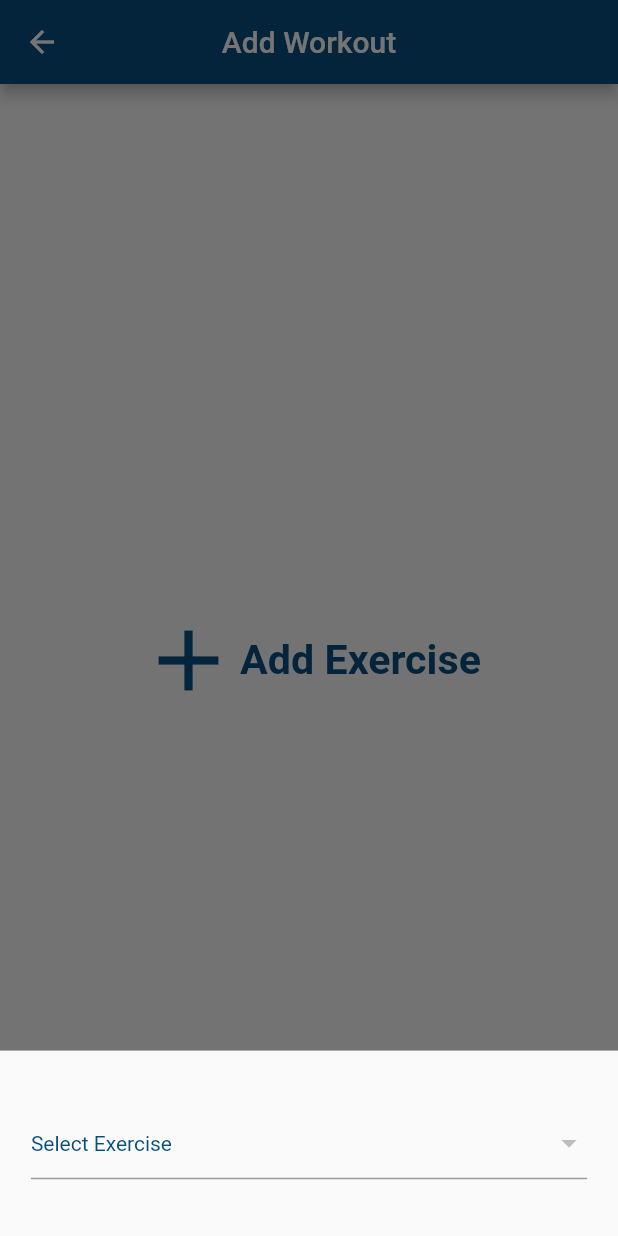
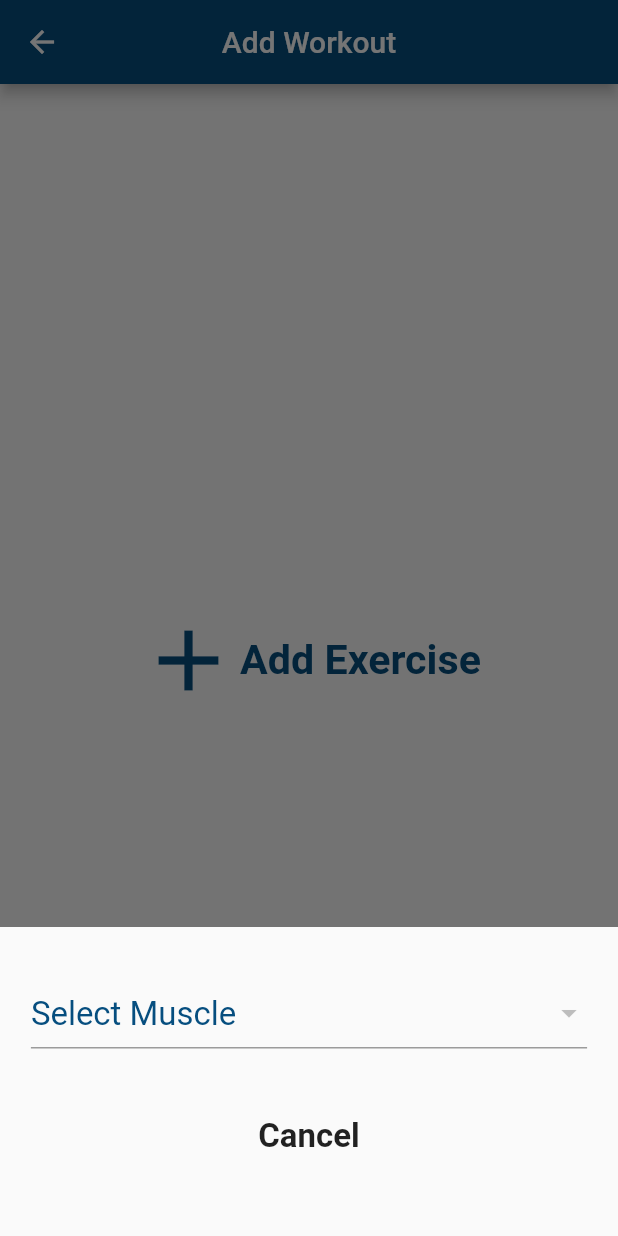
Before and after one commit to ahmedelshehe/Workouts_log, a Flutter app: the AddWorkoutScreen screen opened directly, after a tap on "Add Exercise", on a phone screen of 412 x 824 dp. Run offline on Flutter 3.47's test engine with Material 2 defaults, Android fonts, the phone set to English and light mode, and no system bars; our stand-ins replace bloc, cached_network_image, flutter_bloc, flutter_svg, fluttertoast, hive and 2 more; accounts and stored records are empty; project files that could hold a hidden picture were left out.

Commit message:
Some Tweaks To BottomSheet Modal for UX

```diff
--- /dev/null
+++ b/lib/business_logic/modal_sheet/modal_cubit.dart
@@ -0,0 +1,20 @@
+import 'package:bloc/bloc.dart';
+import 'package:flutter_bloc/flutter_bloc.dart';
+import 'package:meta/meta.dart';
+import 'package:workout_log/business_logic/app_cubit.dart';
+import 'package:workout_log/data/exercise.dart';
+
+part 'modal_state.dart';
+
+class ModalCubit extends Cubit<ModalState> {
+  ModalCubit() : super(ModalInitial());
+  bool muscleSelected =false;
+  List<Exercise> muscleExercises =[];
+  static ModalCubit get(context) => BlocProvider.of<ModalCubit>(context);
+  void selectMuscle(Muscles muscle,List<Exercise> exercises){
+    muscleExercises =[];
+    muscleExercises.addAll(exercises);
+    muscleSelected =true;
+    emit(MuscleSelectedState());
+  }
+}
--- /dev/null
+++ b/lib/business_logic/modal_sheet/modal_state.dart
@@ -0,0 +1,7 @@
+part of 'modal_cubit.dart';
+
+@immutable
+abstract class ModalState {}
+
+class ModalInitial extends ModalState {}
+class MuscleSelectedState extends ModalState {}
--- a/lib/main.dart
+++ b/lib/main.dart
@@ -6,6 +6,7 @@ import 'package:workout_log/data/hive/exercise_set.dart';
 import 'package:workout_log/data/hive/workout_exercise.dart';
 import 'package:workout_log/presentation/router/app_router.dart';
 import 'business_logic/app_cubit.dart';
+import 'business_logic/modal_sheet/modal_cubit.dart';
 import 'business_logic/workout/workout_cubit.dart';
 import 'constants/bloc_observer.dart';
 import 'package:flutter/services.dart';
@@ -46,6 +47,7 @@ class MyApp extends StatelessWidget {
         BlocProvider(
           create: (context) => WorkoutCubit(),
         ),
+        BlocProvider(create: (context) => ModalCubit(),)
       ],
       child: Sizer(builder: (context, orientation, deviceType) {
         return MaterialApp(
--- a/lib/presentation/screens/workouts/add_workout.dart
+++ b/lib/presentation/screens/workouts/add_workout.dart
@@ -7,9 +7,12 @@ import 'package:workout_log/business_logic/app_cubit.dart';
 import 'package:workout_log/data/hive/workout.dart';
 import 'package:workout_log/presentation/styles/colors.dart';
 import 'package:workout_log/presentation/widgets/default_material_button.dart';
+import '../../../business_logic/modal_sheet/modal_cubit.dart';
 import '../../../business_logic/workout/workout_cubit.dart';
+import '../../../constants/screens.dart';
 import '../../../data/exercise.dart';
 import '../../../data/hive/workout_exercise.dart';
+import '../../views/add_exercise_modal_sheet.dart';
 import '../../views/exercise_tile.dart';
 import '../../widgets/default_text.dart';
 
@@ -23,7 +26,7 @@ class AddWorkoutScreen extends StatefulWidget {
 class _AddWorkoutScreenState extends State<AddWorkoutScreen> {
   late AppCubit cubit;
   late WorkoutCubit workoutCubit;
-  late List<Exercise> exercises;
+  late List<Muscles> muscles;
   late List<WorkoutExercise> workoutExercises;
   late int id;
   late int listLength;
@@ -31,24 +34,19 @@ class _AddWorkoutScreenState extends State<AddWorkoutScreen> {
   @override
   void initState() {
     cubit = AppCubit.get(context);
-    exercises = cubit.exercises;
+    muscles = cubit.muscles;
     id = DateTime.now().millisecondsSinceEpoch;
     workoutCubit = WorkoutCubit.get(context);
     workoutExercises = workoutCubit.workoutExercises;
-    exercises.sort(
-      (a, b) {
-        return a.name.toLowerCase().compareTo(b.name.toLowerCase());
-      },
-    );
-    listLength =workoutCubit.workoutExercises.length;
-    isSaving =false;
+    listLength = workoutCubit.workoutExercises.length;
+    isSaving = false;
     super.initState();
   }
+
   @override
   void dispose() {
-    if(listLength != workoutCubit.workoutExercises.length && !isSaving){
-      String workoutName =
-      DateFormat.yMMMEd().format(DateTime.now());
+    if (listLength != workoutCubit.workoutExercises.length && !isSaving) {
+      String workoutName = DateFormat.yMMMEd().format(DateTime.now());
       Workout workout = Workout(
           id: id,
           timeStamp: id.toString(),
@@ -63,16 +61,13 @@ class _AddWorkoutScreenState extends State<AddWorkoutScreen> {
           timeInSecForIosWeb: 1,
           backgroundColor: Colors.red,
           textColor: Colors.white,
-          fontSize: 16.0
-      );
+          fontSize: 16.0);
       super.dispose();
-    }else{
+    } else {
       workoutCubit.clear();
       super.dispose();
     }
-
   }
-
 
   @override
   Widget build(BuildContext context) {
@@ -111,7 +106,11 @@ class _AddWorkoutScreenState extends State<AddWorkoutScreen> {
                   child: Row(
                     mainAxisSize: MainAxisSize.min,
                     children: [
-                      Icon(Icons.add,color: darkSkyBlue,size: 50.sp,),
+                      Icon(
+                        Icons.add,
+                        color: darkSkyBlue,
+                        size: 50.sp,
+                      ),
                       DefaultText(
                         text: 'Add Exercise',
                         fontSize: 20.sp,
@@ -151,7 +150,7 @@ class _AddWorkoutScreenState extends State<AddWorkoutScreen> {
                               exercises: workoutCubit.workoutExercises);
                           workoutCubit.addWorkout(workout);
                           workoutCubit.clear();
-                          isSaving=true;
+                          isSaving = true;
                           Navigator.pop(context);
                         },
                         child: const DefaultText(
@@ -178,54 +177,29 @@ class _AddWorkoutScreenState extends State<AddWorkoutScreen> {
   }
 
   Future<dynamic> buildShowModalBottomSheet(BuildContext context) {
+    ModalCubit modalCubit = ModalCubit.get(context);
+
+    List<DropdownMenuItem<Object>> getMuscles() {
+      List<DropdownMenuItem<Object>> widgets = [];
+      for (Muscles muscle in muscles) {
+        widgets.add(DropdownMenuItem(
+            onTap: () {
+              modalCubit.selectMuscle(muscle, cubit.musclesExercise[muscle]!);
+            },
+            value: muscle.id,
+            child: DefaultText(
+              text: muscle.nameEn,
+              fontSize: 16.sp,
+            )));
+      }
+      return widgets;
+    }
+
     return showModalBottomSheet(
       context: context,
       builder: (BuildContext context) {
-        List<DropdownMenuItem<Object>> getExercises(List<Exercise> exercises) {
-          late WorkoutExercise workoutExercise;
-          List<DropdownMenuItem<Object>> widgets = [];
-          for (Exercise exercise in exercises) {
-            widgets.add(DropdownMenuItem(
-              onTap: () {
-                workoutExercise = WorkoutExercise(
-                    id: id,
-                    exerciseName: exercise.name,
-                    exerciseId: exercise.id as int,
-                    timeStamp: DateTime.now().millisecondsSinceEpoch.toString(),
-                    sets: []);
-                workoutCubit.addExercise(workoutExercise: workoutExercise);
-                Navigator.pop(context);
-                setState(() {});
-              },
-              value: exercise.id,
-              child: Text(exercise.name),
-            ));
-          }
-          return widgets;
-        }
-
-        return SizedBox(
-          height: 15.h,
-          child: Column(
-            mainAxisAlignment: MainAxisAlignment.center,
-            mainAxisSize: MainAxisSize.min,
-            children: <Widget>[
-              Container(
-                padding: EdgeInsets.symmetric(horizontal: 5.w),
-                child: DropdownButtonFormField(
-                  menuMaxHeight: 40.h,
-                  dropdownColor: Colors.white,
-                  hint: const DefaultText(
-                    text: 'Select Exercise',
-                    color: darkSkyBlue,
-                  ),
-                  style: const TextStyle(color: Colors.black),
-                  items: getExercises(exercises),
-                  onChanged: (Object? value) {},
-                ),
-              ),
-            ],
-          ),
+        return AddExerciseModalSheet(
+          muscles: getMuscles(),
         );
       },
     );
--- /dev/null
+++ b/lib/presentation/views/add_exercise_modal_sheet.dart
@@ -0,0 +1,152 @@
+
+import 'package:flutter/material.dart';
+import 'package:flutter_bloc/flutter_bloc.dart';
+import 'package:sizer/sizer.dart';
+
+import '../../business_logic/modal_sheet/modal_cubit.dart';
+import '../../business_logic/workout/workout_cubit.dart';
+import '../../constants/screens.dart';
+import '../../data/exercise.dart';
+import '../../data/hive/workout_exercise.dart';
+import '../styles/colors.dart';
+import '../widgets/default_text.dart';
+
+class AddExerciseModalSheet extends StatefulWidget {
+  AddExerciseModalSheet({
+    Key? key,
+    required this.muscles,
+  }) : super(key: key);
+  final List<DropdownMenuItem<Object>> muscles;
+  @override
+  State<AddExerciseModalSheet> createState() => _AddExerciseModalSheet();
+}
+
+class _AddExerciseModalSheet extends State<AddExerciseModalSheet> {
+  late WorkoutCubit workoutCubit;
+  late ModalCubit modalCubit;
+  @override
+  void initState() {
+    modalCubit=ModalCubit.get(context);
+    workoutCubit =WorkoutCubit.get(context);
+    super.initState();
+  }
+
+  @override
+  void dispose() {
+    modalCubit.muscleSelected=false;
+    super.dispose();
+  }
+
+  List<DropdownMenuItem<Object>> getExercises(List<Exercise> exercises) {
+    late WorkoutExercise workoutExercise;
+    List<DropdownMenuItem<Object>> widgets = [];
+    for (Exercise exercise in exercises) {
+      widgets.add(DropdownMenuItem(
+        onTap: () {
+          workoutExercise = WorkoutExercise(
+              id: DateTime.now().millisecondsSinceEpoch,
+              exerciseName: exercise.name,
+              exerciseId: exercise.id as int,
+              timeStamp: DateTime.now().millisecondsSinceEpoch.toString(),
+              sets: []);
+          workoutCubit.addExercise(workoutExercise: workoutExercise);
+          modalCubit.muscleSelected = false;
+          Navigator.pop(context);
+          setState(() {});
+        },
+        value: exercise.id,
+        child: Row(
+          mainAxisAlignment: MainAxisAlignment.spaceBetween,
+          children: [
+            Container(
+              width: 70.w,
+              child: DefaultText(
+                text: exercise.name,
+                fontSize: 14.sp,
+                overflow: TextOverflow.ellipsis,
+              ),
+            ),
+            IconButton(
+              onPressed: () => {
+                Navigator.of(context)
+                    .pushNamed(exerciseDetailsScreen, arguments: exercise)
+              },
+              icon: Icon(
+                (Icons.info_outline),
+              ),
+            )
+          ],
+        ),
+      ));
+    }
+    return widgets;
+  }
+  @override
+  Widget build(BuildContext context) {
+    return BlocBuilder<ModalCubit, ModalState>(
+      builder: (context, state) {
+        return SizedBox(
+          height: 25.h,
+          child: Column(
+            mainAxisAlignment: MainAxisAlignment.center,
+            mainAxisSize: MainAxisSize.min,
+            children: <Widget>[
+              Container(
+                padding: EdgeInsets.symmetric(horizontal: 5.w),
+                child: DropdownButtonFormField(
+                  menuMaxHeight: 50.h,
+                  dropdownColor: Colors.white,
+                  hint:  DefaultText(
+                    text: 'Select Muscle',
+                    color: darkSkyBlue,
+                    fontSize: 16.sp,
+                  ),
+                  style: const TextStyle(color: Colors.black),
+                  items: widget.muscles,
+                  onChanged: (Object? value) {},
+                ),
+              ),
+              SizedBox(
+                height: 3.h,
+              ),
+              Visibility(
+                visible: modalCubit.muscleSelected,
+                child: Container(
+                  padding: EdgeInsets.symmetric(horizontal: 5.w),
+                  child: DropdownButtonFormField(
+                    menuMaxHeight: 50.h,
+                    dropdownColor: Colors.white,
+                    hint:  DefaultText(
+                      text: 'Select Exercise',
+                      color: darkSkyBlue,
+                      fontSize: 16.sp,
+                    ),
+                    style: const TextStyle(color: Colors.black),
+                    items: getExercises(modalCubit.muscleExercises),
+                    onChanged: (Object? value) {},
+                  ),
+                ),
+              ),
+              Align(
+                alignment: Alignment.bottomCenter,
+                child: InkWell(
+                    onTap: () {
+                      modalCubit.muscleSelected = false;
+                      Navigator.of(context).pop();
+                    },
+                    child: Padding(
+                      padding: EdgeInsets.all(15.sp),
+                      child: DefaultText(
+                        text: 'Cancel',
+                        fontSize: 16.sp,
+                        fontWeight: FontWeight.bold,
+                      ),
+                    )),
+              )
+            ],
+          ),
+        );
+      },
+    );
+  }
+}
--- a/lib/presentation/views/workout_tile.dart
+++ b/lib/presentation/views/workout_tile.dart
@@ -44,9 +44,10 @@ class WorkoutTile extends StatelessWidget {
                   text: 'Remove Workout',
                   fontSize: 16.sp,
                   color: darkSkyBlue,
-                  fontWeight: FontWeight.w300,
+                  fontWeight: FontWeight.w600,
                   textAlign: TextAlign.center,
                 ),
+                actionsAlignment: MainAxisAlignment.center,
                 actions: [
                   DefaultTextButton(
                       onPressed: (){
@@ -111,9 +112,10 @@ class WorkoutTile extends StatelessWidget {
                               text: 'Remove Workout',
                               fontSize: 16.sp,
                               color: darkSkyBlue,
-                              fontWeight: FontWeight.w300,
+                              fontWeight: FontWeight.w600,
                               textAlign: TextAlign.center,
                             ),
+                            actionsAlignment: MainAxisAlignment.center,
                             actions: [
                               DefaultTextButton(
                                   onPressed: (){
```
Also changed, not shown: lib/presentation/screens/workouts/workout_details.dart (+36 -50 lines), lib/presentation/views/exercise_tile.dart (+8 -10 lines), lib/presentation/views/set_input_column.dart (+18 -5 lines), assets/exercises.json, 1 other file.
